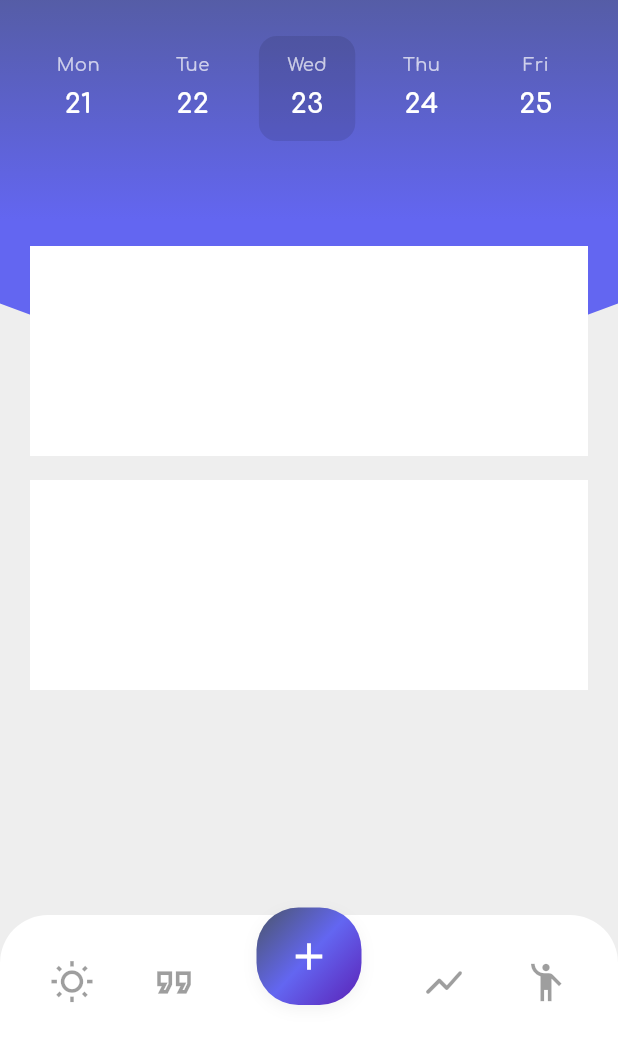
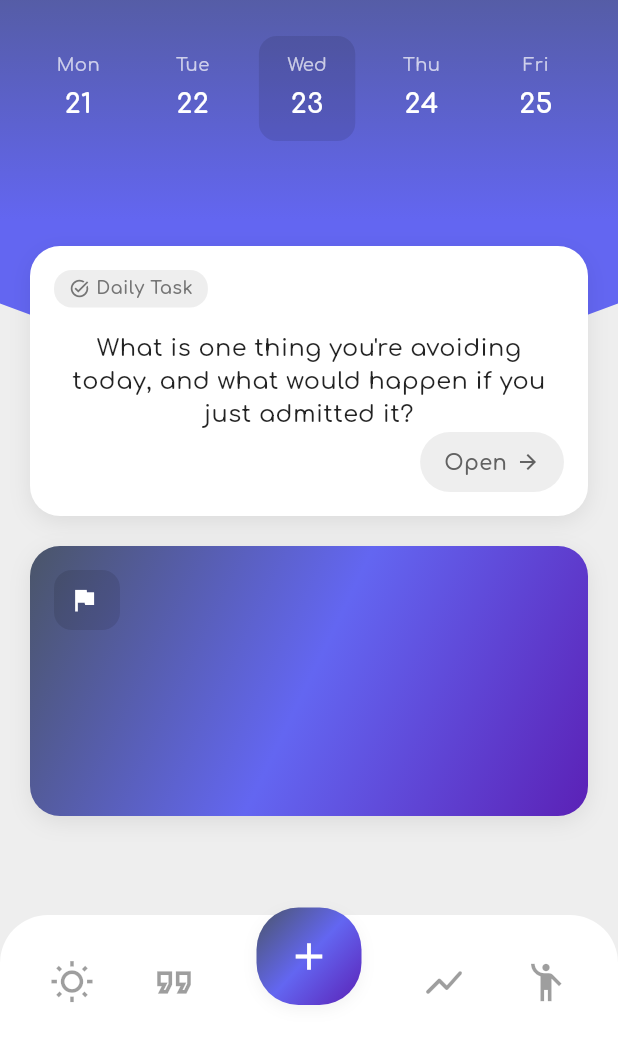
Before and after one commit to timurkabitss-beep/mood_journal, a Flutter app: the MainDashboardScreen screen opened directly, on a phone screen of 412 x 824 dp, the part 186-1236 px from its top. Run offline on Flutter 3.47's test engine with Material 3 defaults, Android fonts, the phone set to English and light mode, and no system bars; our stand-ins replace convert, flutter_secure_storage, flutter_svg, google_fonts, hive, hive_flutter and 1 more; missing offline and left inert: pointycastle; accounts and stored records are empty.

Commit message:
the last steps in refining the main dashboard

```diff
--- /dev/null
+++ b/lib/core/data/mock_tasks.dart
@@ -0,0 +1,51 @@
+// Мок-данные для ежедневных заданий
+// Вариант А: простой список строк, случайное задание при каждом открытии
+
+const List<String> dailyTasks = [
+  // Рефлексия и самопознание
+  "What is one thing you're avoiding today, and what would happen if you just admitted it?",
+  "If you could talk to your younger self, what would you say?",
+  "What emotion are you feeling right now, and where do you feel it in your body?",
+  "What's a belief you hold that you've never questioned?",
+  "When do you feel most like yourself?",
+
+  // Благодарность
+  "What are three small things that made you smile today?",
+  "Who is someone you're grateful for, and why?",
+  "What's something you take for granted that others would love to have?",
+  "What's a challenge you faced that made you stronger?",
+  "What's something beautiful you noticed today?",
+
+  // Рост и развитие
+  "What's one thing you want to learn or improve this week?",
+  "What would you do if you knew you couldn't fail?",
+  "What's a habit you want to build, and what's the smallest step you can take today?",
+  "What's something you've been putting off, and why?",
+  "What does success look like to you?",
+
+  // Отношения и связь
+  "Who made a positive impact on your life recently, and have you told them?",
+  "What's something kind you can do for someone today?",
+  "What's a conversation you've been avoiding, and what's holding you back?",
+  "How do you show love to the people around you?",
+  "What's something you appreciate about a friend or family member?",
+
+  // Эмоции и осознанность
+  "What's weighing on your mind right now?",
+  "What brings you peace when you're stressed?",
+  "What's something that made you laugh recently?",
+  "How are you really feeling today, beyond 'fine'?",
+  "What's something you need to let go of?",
+
+  // Цели и мечты
+  "What's a dream you've never told anyone about?",
+  "What would your ideal day look like?",
+  "What's one thing you can do today to move closer to your goals?",
+  "What does happiness mean to you?",
+  "If you had unlimited time and money, what would you do?",
+];
+
+// Функция для получения случайного задания
+String getRandomTask() {
+  return dailyTasks[DateTime.now().millisecondsSinceEpoch % dailyTasks.length];
+}
--- a/lib/core/widgets/auth_gate.dart
+++ b/lib/core/widgets/auth_gate.dart
@@ -1,6 +1,6 @@
 import 'package:flutter/material.dart';
-import 'package:mood_journal/core/data/auth_repository.dart';
-import 'package:mood_journal/features/dashboard/view/main_dashboard_screen.dart';
+import 'package:mood_journal/core/data/repositories/auth_repository.dart';
+import 'package:mood_journal/features/dashboard/view/main_dashboard/main_dashboard_screen.dart';
 import 'package:mood_journal/features/welcome/view/welcome_screen.dart';
 import 'package:mood_journal/ui/backgroundtheme/gradient_background.dart';
 
--- a/lib/features/dashboard/view/main_dashboard_screen.dart
+++ b/lib/features/dashboard/view/main_dashboard/main_dashboard_screen.dart
@@ -1,9 +1,9 @@
 import 'package:flutter/material.dart';
 import 'package:mood_journal/core/state/global_state.dart';
-import 'package:mood_journal/features/dashboard/widgets/week_calendar_card.dart';
+import 'package:mood_journal/features/dashboard/view/main_dashboard/widgets/widgets.dart';
 import 'package:provider/provider.dart';
 
-import '../../../core/widgets/dashboard_background.dart';
+import '../../../../core/widgets/dashboard_background.dart';
 
 class MainDashboardScreen extends StatefulWidget {
   const MainDashboardScreen({super.key});
@@ -16,7 +16,7 @@ class _MainDashboardScreenState extends State<MainDashboardScreen> {
   double _opacity = 0.0;
 
   final ScrollController _scrollController = ScrollController();
-  final double _parallaxFactor = 0.65;
+  final double _parallaxFactor = 0.3;
 
   @override
   void initState(){
@@ -65,7 +65,7 @@ class _MainDashboardScreenState extends State<MainDashboardScreen> {
                   top: -parallaxOffset,
                   left: 0,
                   right: 0,
-                  height: backgroundHeight + parallaxOffset,
+                  height: backgroundHeight - parallaxOffset,
                   child: child!
               );
             },
@@ -86,11 +86,16 @@ class _MainDashboardScreenState extends State<MainDashboardScreen> {
                 children: [
                   WeekCalendarCard(),
                   const SizedBox(height: 70),
-                  Container(height: 140, color: Colors.white), // Карточка 1
-                  const SizedBox(height: 16),
-                  Container(height: 140, color: Colors.white), // Карточка 2
+                  DailyTaskCard(), // Карточка 1
+                  const SizedBox(height: 20),
+                  ChallengeCard(),
+                  const SizedBox(height: 20),
+                  //TODO придумай еще одну карту
+                  //DailyTaskCard(),
+                  // Карточка 2
 
-                  const SizedBox(height: 400),
+
+                  const SizedBox(height: 100),
                 ],
               ),
             ),
@@ -134,7 +139,9 @@ class _MainDashboardScreenState extends State<MainDashboardScreen> {
                     const SizedBox(width: 20),
                     IconButton(
                       icon: const Icon(Icons.emoji_people_outlined, color: Colors.black38, size: 30),
-                      onPressed: () {},
+                      onPressed: () {
+
+                      },
                     )
                   ],
                 ),
--- /dev/null
+++ b/lib/features/dashboard/view/main_dashboard/new_screen.dart
@@ -0,0 +1,21 @@
+import 'package:flutter/material.dart';
+import 'package:mood_journal/core/state/global_state.dart';
+import 'package:mood_journal/features/dashboard/view/main_dashboard/widgets/widgets.dart';
+import 'package:provider/provider.dart';
+
+import '../../../../core/widgets/dashboard_background.dart';
+
+
+class NewScreen extends StatefulWidget {
+  const NewScreen({super.key});
+
+  @override
+  State<NewScreen> createState() => _NewScreenState();
+}
+
+class _NewScreenState extends State<NewScreen> {
+  @override
+  Widget build(BuildContext context) {
+    return const Placeholder();
+  }
+}
--- /dev/null
+++ b/lib/features/dashboard/view/main_dashboard/widgets/challenge_card.dart
@@ -0,0 +1,74 @@
+import 'package:flutter/material.dart';
+import 'package:mood_journal/core/state/global_state.dart';
+import 'package:provider/provider.dart';
+
+class ChallengeCard extends StatefulWidget {
+  const ChallengeCard({super.key});
+
+  @override
+  State<ChallengeCard> createState() => _ChallengeCardState();
+}
+
+class _ChallengeCardState extends State<ChallengeCard> {
+  @override
+  Widget build(BuildContext context) {
+
+    final currentTheme = context.watch<AppState>().selectedTheme;
+    return AnimatedContainer(
+        duration: const Duration(milliseconds: 500),
+        height: 180,
+        width: double.maxFinite,
+        decoration: BoxDecoration(
+          borderRadius: BorderRadius.circular(20),
+          gradient: LinearGradient(
+              begin: Alignment.topLeft,
+              end: Alignment.bottomRight,
+              colors: currentTheme.colors
+          ),
+          boxShadow: [
+            BoxShadow(
+              color: Colors.black.withOpacity(0.08),
+              blurRadius: 12,
+              offset: const Offset(0, 4),
+            ),
+          ],
+        ),
+        child: GestureDetector(
+          onTap: (){
+
+          },
+          child: Stack(
+            children: [
+              Positioned(
+                top: 16,
+                left: 16,
+                child: Container(
+                  padding: const EdgeInsets.symmetric(horizontal: 10, vertical: 10),
+                  decoration: BoxDecoration(
+                    color: Colors.black.withOpacity(0.1),
+                    borderRadius: BorderRadius.circular(12),
+                  ),
+                  child: Row(
+                    mainAxisSize: MainAxisSize.min,
+                    children: [
+                      Icon(Icons.flag, size: 20, color: Colors.white),
+                      const SizedBox(width: 4),
+                      ],
+                  ),
+                ),
+              ),
+              Column(
+                mainAxisAlignment: MainAxisAlignment.center,
+                // children: [
+                //   Text("ULULI", style: TextStyle(
+                //       color: Colors.grey.shade600,
+                //       fontSize: 12,
+                //       fontWeight: FontWeight.w600,)),
+                // ],
+              )
+            ],
+          ),
+        )
+    );
+  }
+}
--- /dev/null
+++ b/lib/features/dashboard/view/main_dashboard/widgets/daily_task_card.dart
@@ -0,0 +1,141 @@
+import 'package:flutter/material.dart';
+import 'package:mood_journal/core/data/mock_tasks.dart';
+
+
+
+class DailyTaskCard extends StatefulWidget {
+  const DailyTaskCard({super.key});
+
+
+  @override
+  State<DailyTaskCard> createState() => _DailyTaskCardState();
+}
+
+class _DailyTaskCardState extends State<DailyTaskCard> {
+  double _opacity = 0.0;
+  late String _currentTask;
+
+  @override
+  void initState(){
+    super.initState();
+    _currentTask = getRandomTask();
+    Future.delayed(Duration(milliseconds:500), (){
+      if (mounted){
+        setState(() {
+          _opacity = 1.0;
+        });
+      }
+    });
+  }
+
+  @override
+  Widget build(BuildContext context) {
+    return AnimatedContainer(
+      duration: const Duration(milliseconds: 500),
+      height: 180,
+      width: double.maxFinite,
+      decoration: BoxDecoration(
+        borderRadius: BorderRadius.circular(20),
+        color: Colors.white,
+        boxShadow: [
+          BoxShadow(
+            color: Colors.black.withOpacity(0.08),
+            blurRadius: 12,
+            offset: const Offset(0, 4),
+          ),
+        ],
+      ),
+      child: Stack(
+        children: [
+          // Метка "Daily Task" в левом верхнем углу
+          Positioned(
+            top: 16,
+            left: 16,
+            child: Container(
+              padding: const EdgeInsets.symmetric(horizontal: 10, vertical: 4),
+              decoration: BoxDecoration(
+                color: Colors.grey.shade200,
+                borderRadius: BorderRadius.circular(12),
+              ),
+              child: Row(
+                mainAxisSize: MainAxisSize.min,
+                children: [
+                  Icon(Icons.task_alt, size: 14, color: Colors.grey.shade600),
+                  const SizedBox(width: 4),
+                  Text(
+                    'Daily Task',
+                    style: TextStyle(
+                      color: Colors.grey.shade600,
+                      fontSize: 12,
+                      fontWeight: FontWeight.w600,
+                    ),
+                  ),
+                ],
+              ),
+            ),
+          ),
+          Center(
+            child: AnimatedOpacity(
+              opacity: _opacity,
+              duration: const Duration(milliseconds: 500),
+              child: Padding(
+                padding: const EdgeInsets.symmetric(horizontal: 24),
+                child: Text(
+                  _currentTask,
+                  style: const TextStyle(
+                    color: Colors.black87,
+                    fontSize: 16,
+                    fontWeight: FontWeight.w500,
+                    height: 1.4,
+                  ),
+                  textAlign: TextAlign.center,
+                  maxLines: 3,
+                  overflow: TextOverflow.ellipsis,
+                ),
+              ),
+            ),
+          ),
+
+          // Тапаемая кнопка "Open" в правом нижнем углу
+          Positioned(
+            bottom: 16,
+            right: 16,
+            child: GestureDetector(
+              onTap: () {
+                // Здесь будет переход на экран задания
+                // Navigator.of(context).pushNamed('/task_screen');
+                print('Открыть задание:');
+              },
+              child: Container(
+                padding: const EdgeInsets.symmetric(horizontal: 16, vertical: 10),
+                decoration: BoxDecoration(
+                  color: Colors.grey.shade200,
+                  borderRadius: BorderRadius.circular(20),
+                ),
+                child: Row(
+                  mainAxisSize: MainAxisSize.min,
+                  children: [
+                    Text(
+                      'Open',
+                      style: TextStyle(
+                        color: Colors.grey.shade700,
+                        fontSize: 14,
+                        fontWeight: FontWeight.w600,
+                      ),
+                    ),
+                    const SizedBox(width: 6),
+                    Icon(
+                      Icons.arrow_forward,
+                      size: 16,
+                      color: Colors.grey.shade700,
+                    ),
+                  ],
+                ),
+              ),
+            ),
+          ),
+        ],
+      ),
+    );
+  }
+}
--- a/lib/features/dashboard/widgets/week_calendar_card.dart
+++ b/lib/features/dashboard/view/main_dashboard/widgets/week_calendar_card.dart
@@ -1,6 +1,6 @@
 import 'package:flutter/material.dart';
 import 'package:intl/intl.dart';
-import 'package:mood_journal/features/dashboard/widgets/day_widget_card.dart';
+import 'widgets.dart';
 import 'package:mood_journal/ui/fonts/font.dart';
 
 class WeekCalendarCard extends StatefulWidget {
@@ -27,7 +27,7 @@ class _WeekCalendarCardState extends State<WeekCalendarCard> {
     if (difference == 1) return 'Tomorrow';
     if (difference == -1) return 'Yesterday';
 
-    return DateFormat('EEEE').format(date); // Полное название дня (например, "Monday")
+    return DateFormat('EEEE').format(date);
   }
 
   @override
--- /dev/null
+++ b/lib/features/dashboard/view/main_dashboard/widgets/widgets.dart
@@ -0,0 +1,4 @@
+export 'week_calendar_card.dart';
+export 'day_widget_card.dart';
+export 'daily_task_card.dart';
+export 'challenge_card.dart';
--- a/lib/features/dashboard/view/view.dart
+++ /dev/null
@@ -1 +0,0 @@
-export 'first_dashboard_screen.dart';
--- a/lib/features/entrance/registration/view/steps/psw_check_step.dart
+++ b/lib/features/entrance/registration/view/steps/psw_check_step.dart
@@ -2,7 +2,7 @@ import 'package:flutter/material.dart';
 import 'package:mood_journal/core/state/global_state.dart';
 import 'package:mood_journal/ui/fonts/font.dart';
 import 'package:provider/provider.dart';
-import 'package:mood_journal/core/data/auth_repository.dart'; // (или твой путь)
+import 'package:mood_journal/core/data/repositories/auth_repository.dart'; // (или твой путь)
 class PswCheckStep extends StatefulWidget {
   const PswCheckStep({super.key,});
 
--- a/lib/features/welcome/view/steps/login_step.dart
+++ b/lib/features/welcome/view/steps/login_step.dart
@@ -3,7 +3,7 @@ import 'package:mood_journal/core/state/global_state.dart';
 import 'package:mood_journal/ui/fonts/font.dart';
 import 'package:provider/provider.dart';
 
-import '../../../../core/data/auth_repository.dart';
+import '../../../../core/data/repositories/auth_repository.dart';
 
 class LoginStep extends StatefulWidget {
   final VoidCallback onLoginSuccess;
--- a/lib/routes/routes.dart
+++ b/lib/routes/routes.dart
@@ -1,9 +1,10 @@
 import 'package:flutter/material.dart';
-import 'package:mood_journal/features/dashboard/view/main_dashboard_screen.dart';
-import 'package:mood_journal/features/dashboard/view/view.dart';
+import 'package:mood_journal/features/dashboard/view/main_dashboard/main_dashboard_screen.dart';
+import 'package:mood_journal/features/dashboard/view/main_dashboard/new_screen.dart';
+import 'package:mood_journal/features/dashboard/view/secondary_dashboard/first_dashboard_screen.dart';
 import 'package:mood_journal/features/entrance/registration/view/registration_screen.dart';
 import 'package:mood_journal/features/mood/view/check_in_flow_screen.dart';
-import '../features/dashboard/view/second_dashboard_screen.dart';
+import '../features/dashboard/view/secondary_dashboard/second_dashboard_screen.dart';
 import 'package:mood_journal/core/widgets/auth_gate.dart';
 
 class AppRoutes {
@@ -116,5 +117,25 @@ class AppRoutes {
         },
       );
     }
+    else if (settings.name == '/new_screen') {
+      return PageRouteBuilder(
+        opaque: false,
+        transitionDuration: const Duration(milliseconds: 400),
+        reverseTransitionDuration: const Duration(milliseconds: 600),
+        pageBuilder: (context, animation, secondaryAnimation) => const NewScreen(),
+        transitionsBuilder: (context, animation, secondaryAnimation, child) {
+          final fadeAnimation = CurvedAnimation(
+            parent: animation,
+            curve: Curves.easeIn,
+            reverseCurve: Curves.easeOut,
+          );
+
+          return FadeTransition(
+            opacity: fadeAnimation,
+            child: child,
+          );
+        },
+      );
+    }
   }
 }
```
Also changed, not shown: lib/core/data/repositories/auth_repository.dart (renamed from lib/core/data/auth_repository.dart), lib/core/data/repositories/user_settings_repository.dart (renamed from lib/core/data/user_settings_repository.dart), lib/features/dashboard/view/main_dashboard/widgets/day_widget_card.dart (renamed from lib/features/dashboard/widgets/day_widget_card.dart), lib/features/dashboard/view/secondary_dashboard/first_dashboard_screen.dart (renamed from lib/features/dashboard/view/first_dashboard_screen.dart), lib/features/dashboard/view/secondary_dashboard/second_dashboard_screen.dart (renamed from lib/features/dashboard/view/second_dashboard_screen.dart), lib/features/dashboard/widgets/challenge_card.dart (deleted), lib/features/dashboard/widgets/daily_task_card.dart (deleted).
